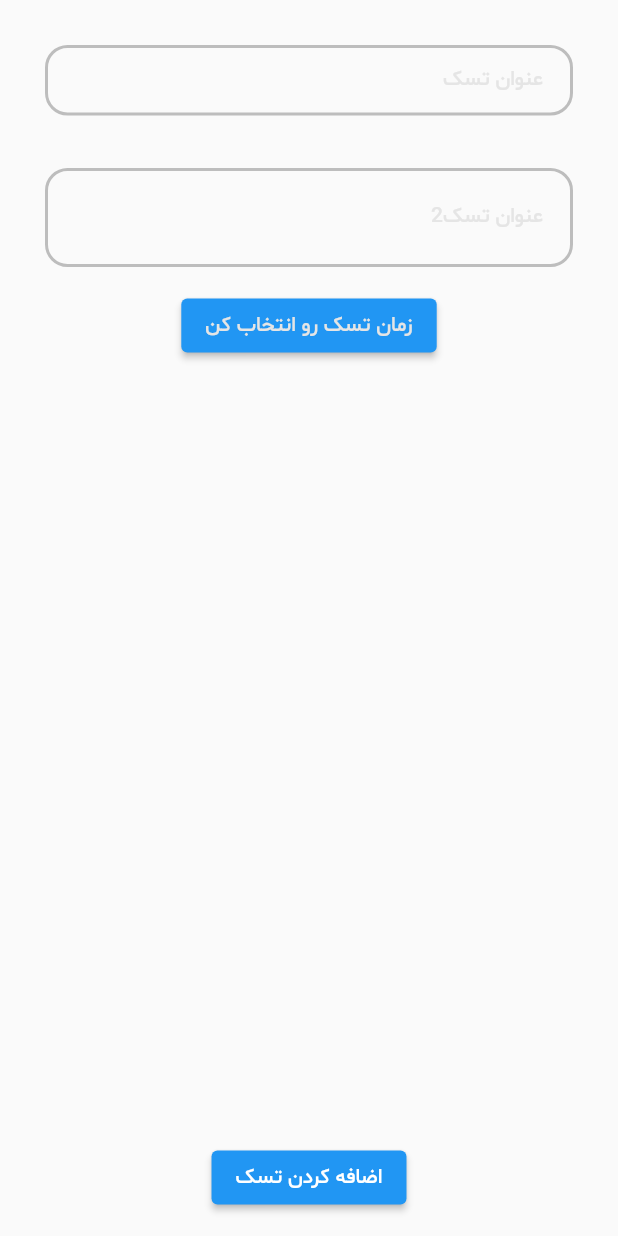
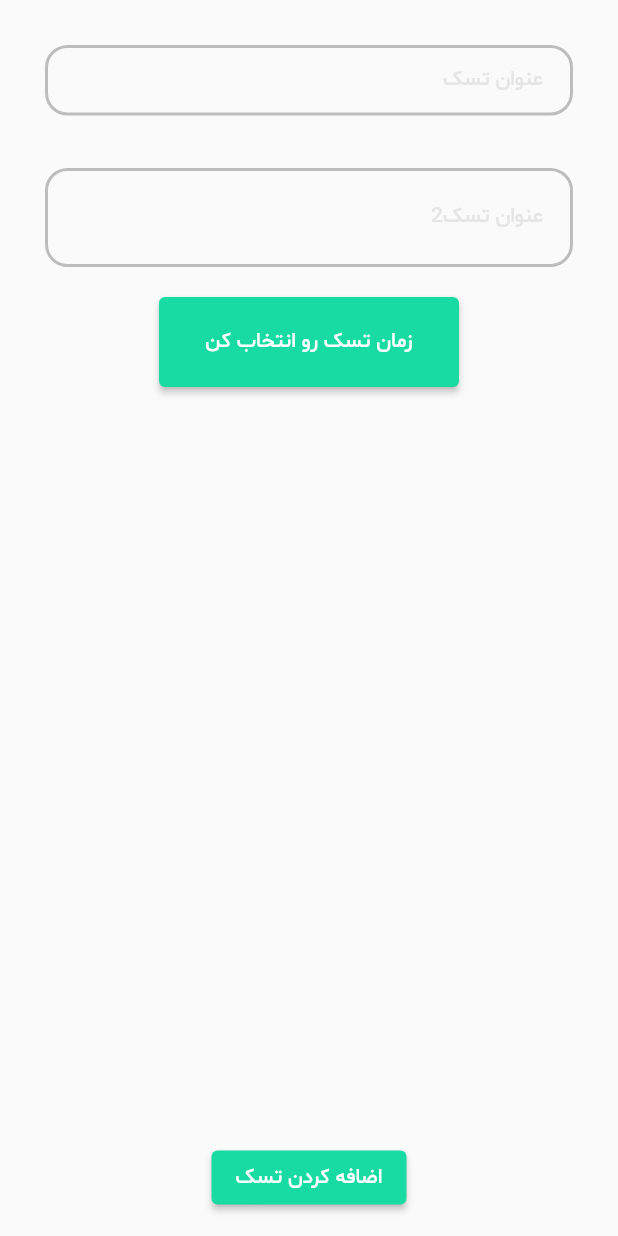
Before and after one commit to Tasbeat/flutter_projects, a Flutter app: the AddTaskPage screen opened directly, after a tap on "زمان تسک رو انتخاب کن", on a phone screen of 412 x 824 dp. Run offline on Flutter 3.47's test engine with Material 2 defaults, Android fonts, the phone set to English and light mode, and no system bars; our stand-ins replace audioplayers, blurrycontainer, carousel_slider, dio, dotted_border, flutter_spinkit and 8 more; missing offline and left inert: day_night_time_picker; accounts and stored records are empty.

Commit message:
clean code and customize time picker designing

```diff
--- a/note_app/lib/pages/add_task_page.dart
+++ b/note_app/lib/pages/add_task_page.dart
@@ -1,6 +1,7 @@
 import 'package:day_night_time_picker/lib/daynight_timepicker.dart';
 import 'package:flutter/material.dart';
 import 'package:hive_flutter/hive_flutter.dart';
+import 'package:note_app/asset.dart';
 
 import '../data/data.dart';
 import '../data/models/task.dart';
@@ -69,11 +70,35 @@ class _AddTaskPageState extends State<AddTaskPage> {
                   ),
                 ),
                 Padding(
-                  padding: const EdgeInsets.only(top: 15.0),
+                  padding: const EdgeInsets.only(top: 20.0),
                   child: ElevatedButton(
+                    style: ElevatedButton.styleFrom(
+                      backgroundColor: myGreen,
+                      minimumSize: Size(200.0, 60.0),
+                    ),
                     onPressed: () {
                       Navigator.of(context).push(
                         showPicker(
+                          buttonsSpacing: 120,
+                          displayHeader: true,
+                          focusMinutePicker: false,
+                          accentColor: myGreen,
+                          borderRadius: 20,
+                          blurredBackground: true,
+                          cancelText: 'بازگشت',
+                          okText: 'ذخیره',
+                          okStyle: TextStyle(
+                            color: Colors.blue,
+                            fontWeight: FontWeight.bold,
+                            fontSize: 16,
+                            fontFamily: 'SM',
+                          ),
+                          cancelStyle: TextStyle(
+                            color: Colors.red,
+                            fontWeight: FontWeight.bold,
+                            fontSize: 16,
+                            fontFamily: 'SM',
+                          ),
                           context: context,
                           value: TimeOfDay.now(),
                           onChange: (p0) {
@@ -85,7 +110,6 @@ class _AddTaskPageState extends State<AddTaskPage> {
                     },
                     child: Text(
                       "زمان تسک رو انتخاب کن",
-                      style: TextStyle(color: myWhite),
                     ),
                   ),
                 ),
@@ -93,17 +117,19 @@ class _AddTaskPageState extends State<AddTaskPage> {
                 Padding(
                   padding: const EdgeInsets.only(bottom: 15.0),
                   child: ElevatedButton(
+                    style: ElevatedButton.styleFrom(backgroundColor: myGreen),
                     onPressed: () {
                       taskBox.add(
                         Task(
                           title: _taskTitleController.text,
                           subTitle: _taskSubTitleController.text,
                           dateTime: DateTime(
-                              DateTime.now().year,
-                              DateTime.now().month,
-                              DateTime.now().day,
-                              taskHour,
-                              taskMinute),
+                            DateTime.now().year,
+                            DateTime.now().month,
+                            DateTime.now().day,
+                            taskHour,
+                            taskMinute,
+                          ),
                         ),
                       );
                       Navigator.pop(context);
```
